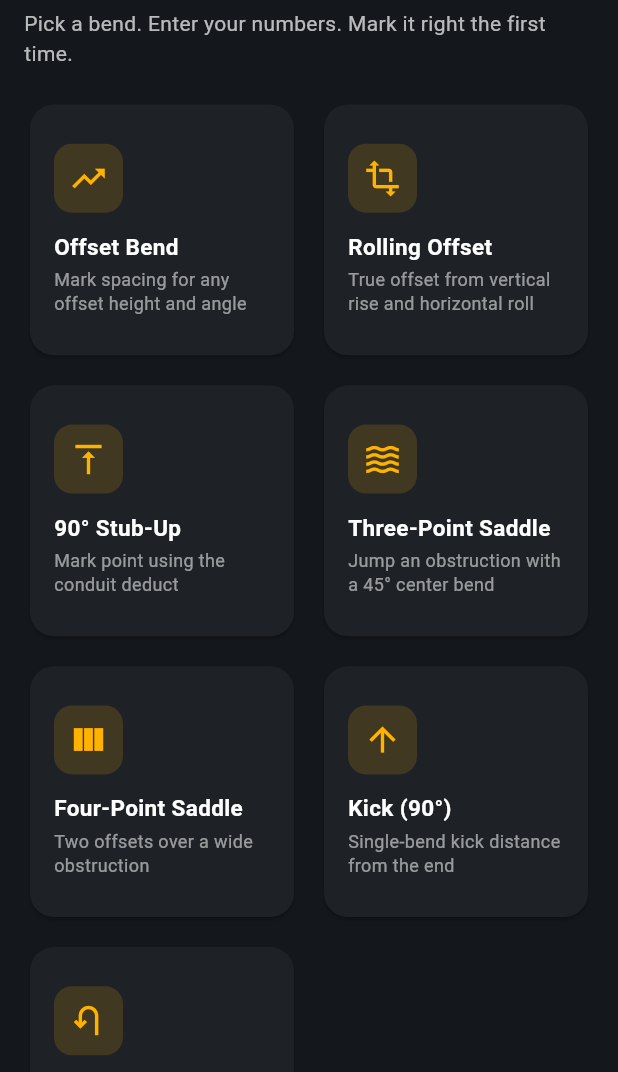
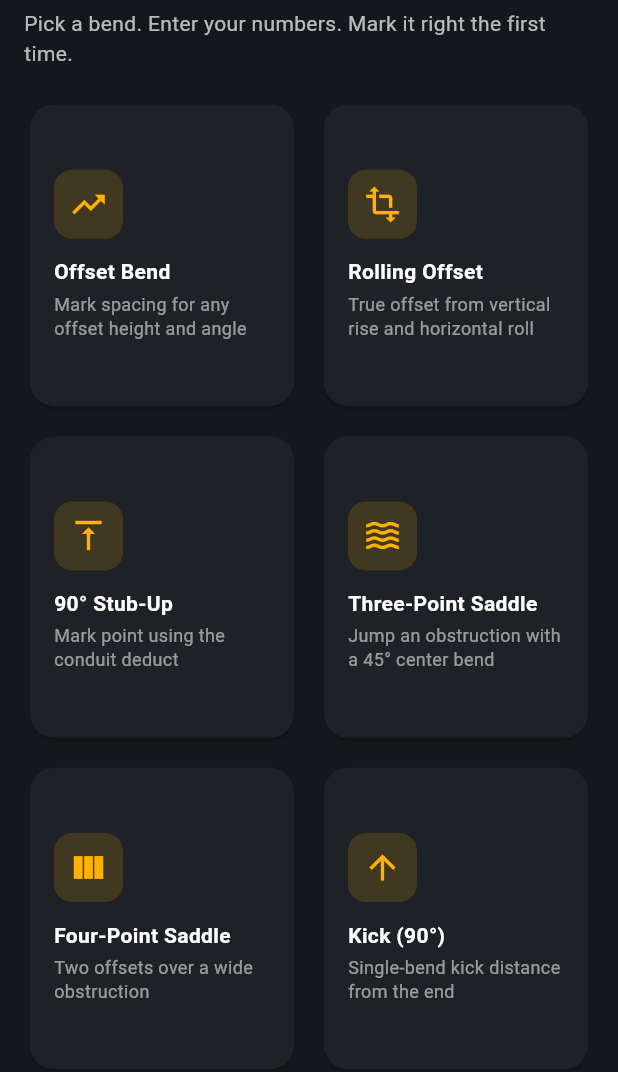
Before and after one commit to itsmemubeenkhan/bendpro, a Flutter app: the screen it shows after launch, on a phone screen of 412 x 824 dp, the part 164-1236 px from its top. Run offline on Flutter 3.47's test engine with Material 3 defaults, Android fonts, the phone set to English and light mode, and no system bars; our stand-ins replace shared_preferences.

Commit message:
Fix home card alignment: taller cards, title ellipsis

```diff
--- a/lib/screens/home_screen.dart
+++ b/lib/screens/home_screen.dart
@@ -116,7 +116,7 @@ class HomeScreen extends StatelessWidget {
               crossAxisCount: 2,
               mainAxisSpacing: 12,
               crossAxisSpacing: 12,
-              childAspectRatio: 1.05,
+              childAspectRatio: 0.88,
             ),
             itemCount: _calcs.length,
             itemBuilder: (context, i) {
@@ -148,8 +148,10 @@ class HomeScreen extends StatelessWidget {
                           style: const TextStyle(
                             color: Colors.white,
                             fontWeight: FontWeight.bold,
-                            fontSize: 15,
+                            fontSize: 14,
                           ),
+                          maxLines: 2,
+                          overflow: TextOverflow.ellipsis,
                         ),
                         const SizedBox(height: 4),
                         Text(
```
